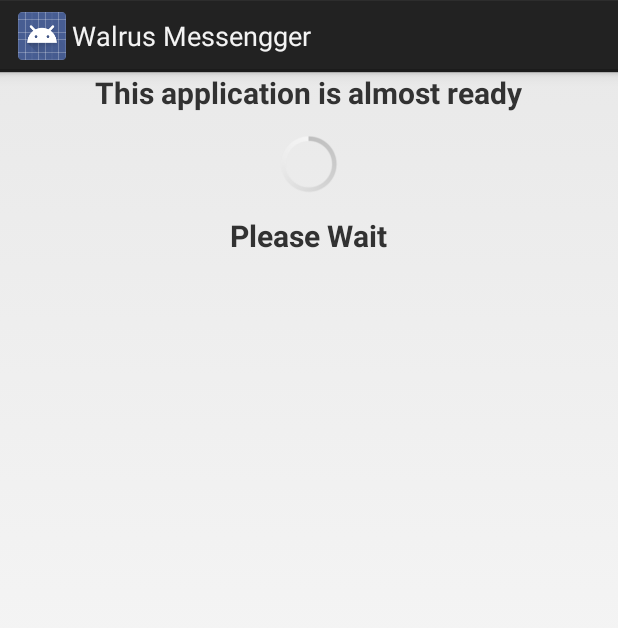
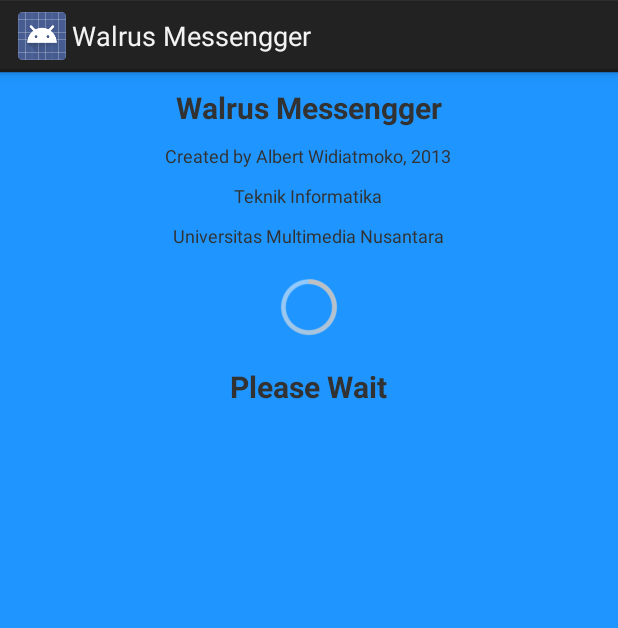
Before and after one commit to albert-widi/Walrus-Messenger, an Android app: the layout fragment_application_activation.xml on its own in the app's theme, with its tools: preview values and no code run, on a phone screen of 412 x 824 dp. Shown: the top 628 px of the screen. Run offline under Robolectric (Android 15) with nearby library versions, the phone set to English and light mode, and no system bars.

Commit message:
Bug Fix
Alpha 3 Update, Add Timestamp Chat Thread Feature to test canary

```diff
--- a/ChampChat/src/main/AndroidManifest.xml
+++ b/ChampChat/src/main/AndroidManifest.xml
@@ -2,7 +2,7 @@
 <manifest xmlns:android="http://schemas.android.com/apk/res/android"
     package="com.valge.champchat"
     android:versionCode="1"
-    android:versionName="0.1.14" >
+    android:versionName="0.2.0" >
 
     <uses-sdk
         android:minSdkVersion="14"
--- a/ChampChat/src/main/java/com/valge/champchat/MessagingActivity.java
+++ b/ChampChat/src/main/java/com/valge/champchat/MessagingActivity.java
@@ -240,7 +240,7 @@ public class MessagingActivity extends Activity {
     }
 
     private String getCurrentDate() {
-        return gCalendar.get(Calendar.DATE) + "-" + gCalendar.get(Calendar.MONTH) + "-" + gCalendar.get(Calendar.YEAR);
+        return gCalendar.get(Calendar.DATE) + "-" + gCalendar.get(Calendar.MONTH)+1 + "-" + gCalendar.get(Calendar.YEAR);
     }
 
     private String getCurrentTime() {
@@ -270,6 +270,7 @@ public class MessagingActivity extends Activity {
                 //save message to db
                 if(sharedPrefsUtil.isMessageHistoryOn()) {
                     insertId = asyncDbAdapter.saveMessage(friendId, friendPhoneNumber, userName, messageToSend.text, messageToSend.date, messageToSend.time, "SENT", "2");
+                    asyncDbAdapter.saveChatThread(friendId);
                     System.out.println("Send insert id : " + insertId);
                     if(insertId != -1) {
                         messageToSend.id = insertId;
--- a/ChampChat/src/main/java/com/valge/champchat/gcm_package/GCMIntentService.java
+++ b/ChampChat/src/main/java/com/valge/champchat/gcm_package/GCMIntentService.java
@@ -115,7 +115,7 @@ public class GCMIntentService extends IntentService {
         }
 
         //date-time
-        String date = gCalendar.get(Calendar.DATE) + "-" + gCalendar.get(Calendar.MONTH) + "-" + gCalendar.get(Calendar.YEAR);
+        String date = gCalendar.get(Calendar.DATE) + "-" + gCalendar.get(Calendar.MONTH)+1 + "-" + gCalendar.get(Calendar.YEAR);
         String time = gCalendar.get(Calendar.HOUR) + ":" + gCalendar.get(Calendar.MINUTE);
 
         String originalMessage = encryptionUtil.decryptMessage(message, messageKey, messageHash, getApplicationContext());
--- a/ChampChat/src/main/res/layout/fragment_application_activation.xml
+++ b/ChampChat/src/main/res/layout/fragment_application_activation.xml
@@ -2,21 +2,48 @@
 <LinearLayout xmlns:android="http://schemas.android.com/apk/res/android"
     android:layout_width="match_parent"
     android:layout_height="match_parent"
-    android:orientation="vertical" >
+    android:orientation="vertical"
+    android:background="@color/blue3">
 
     <TextView
         android:layout_width="wrap_content"
         android:layout_height="wrap_content"
-        android:text="This application is almost ready"
+        android:layout_marginTop="10dp"
+        android:fontFamily="Adele"
+        android:text="Walrus Messengger"
         android:textSize="20dp"
         android:textStyle="bold"
+        android:layout_gravity="center"/>
+
+    <TextView
+        android:layout_width="wrap_content"
+        android:layout_height="wrap_content"
+        android:layout_marginTop="10dp"
+        android:text="Created by Albert Widiatmoko, 2013"
+        android:textSize="12dp"
+        android:layout_gravity="center"/>
+
+    <TextView
+        android:layout_width="wrap_content"
+        android:layout_height="wrap_content"
+        android:layout_marginTop="10dp"
+        android:text="Teknik Informatika"
+        android:textSize="12dp"
+        android:layout_gravity="center"/>
+
+    <TextView
+        android:layout_width="wrap_content"
+        android:layout_height="wrap_content"
+        android:layout_marginTop="10dp"
+        android:text="Universitas Multimedia Nusantara"
+        android:textSize="12dp"
         android:layout_gravity="center"/>
 
     <ProgressBar
         android:layout_width="wrap_content"
         android:layout_height="wrap_content"
-        android:layout_marginTop="10dp"
-        android:layout_marginBottom="10dp"
+        android:layout_marginTop="15dp"
+        android:layout_marginBottom="15dp"
         android:layout_gravity="center"/>
 
     <TextView
@@ -32,5 +59,5 @@
         android:layout_height="wrap_content"
         android:layout_width="wrap_content"
         android:layout_gravity="center"
-        android:layout_marginTop="150dp"/>
+        android:layout_marginTop="160dp"/>
 </LinearLayout>
--- a/ChampChat/src/main/res/menu/chat.xml
+++ b/ChampChat/src/main/res/menu/chat.xml
@@ -2,12 +2,12 @@
     xmlns:tools="http://schemas.android.com/tools"
     tools:context="com.valge.champchat.ChatActivity" >
 
-    <item
+    <!--<item
         android:id="@+id/menu_search"
         android:title="@string/menu_search"
         android:icon="@drawable/action_search"
         android:showAsAction="ifRoom|collapseActionView"
-        android:actionViewClass="android.widget.SearchView"/>
+        android:actionViewClass="android.widget.SearchView"/>-->
 
     <item
         android:id="@+id/menu_new_message"
--- a/ChampChat/src/main/res/menu/friends.xml
+++ b/ChampChat/src/main/res/menu/friends.xml
@@ -2,12 +2,12 @@
     xmlns:tools="http://schemas.android.com/tools"
     tools:context="com.valge.champchat.FriendsActivity" >
 
-    <item
+    <!--<item
         android:id="@+id/menu_search"
         android:title="@string/menu_search"
         android:icon="@drawable/action_search"
         android:showAsAction="ifRoom|collapseActionView"
-        android:actionViewClass="android.widget.SearchView"/>
+        android:actionViewClass="android.widget.SearchView"/>-->
 
     <item
         android:id="@+id/menu_refresh"
--- a/ChampChat/src/main/res/values/colors.xml
+++ b/ChampChat/src/main/res/values/colors.xml
@@ -9,6 +9,7 @@
     <color name="time">#636363</color>
     <color name="blue1">#6BA1FE</color>
     <color name="blue2">#69B2FF</color>
+    <color name="blue3">#1F96FF</color>
     <color name="bluelight1">#D8E1EB</color>
     <color name ="username1">#8936FE</color>
     <color name ="username2">#4B80FE</color>
```
Also changed, not shown: ChampChat/src/main/java/com/valge/champchat/ApplicationActivationActivity.java (+88 -75 lines), ChampChat/src/main/java/com/valge/champchat/ChatActivity.java (+2 -5 lines), ChampChat/src/main/java/com/valge/champchat/FriendsActivity.java (+4 -7 lines), ChampChat/src/main/java/com/valge/champchat/util/DbAdapter.java (+22 -23 lines).
